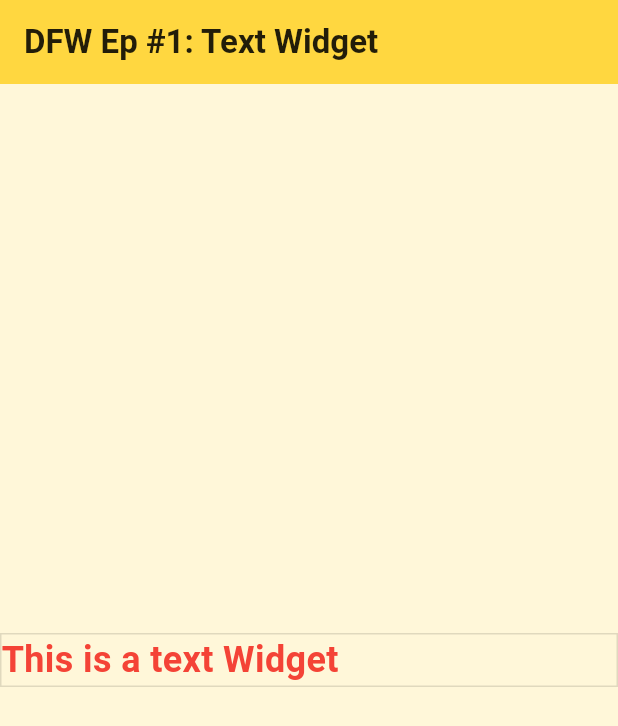
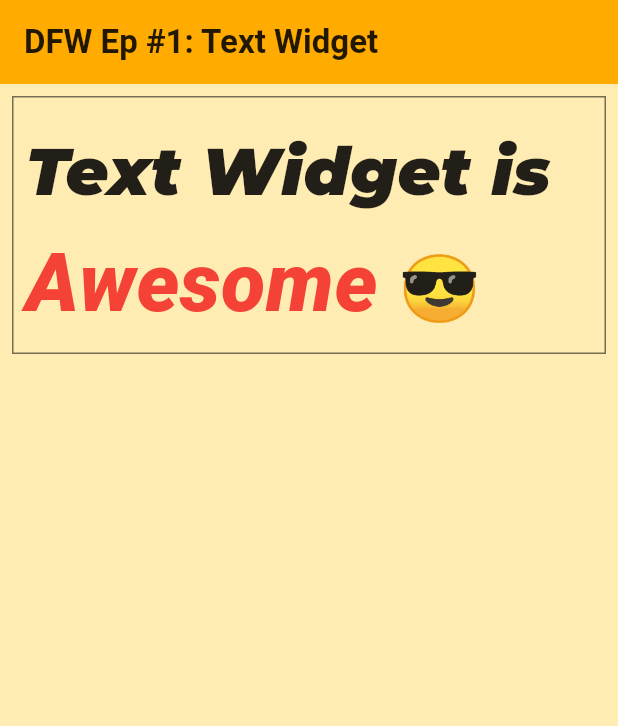
Before and after one commit to Aniket76/flutter_widget, a Flutter app: the screen it shows after launch, on a phone screen of 412 x 824 dp. Shown: the top 726 px of the screen. Run offline on Flutter 3.47's test engine with Material 3 defaults, Android fonts, the phone set to English and light mode, and no system bars; our stand-ins replace google_fonts.

Commit message:
- Text Widget is awesome

```diff
--- a/lib/main.dart
+++ b/lib/main.dart
@@ -5,6 +5,7 @@ import 'package:flutter/material.dart';
 import 'package:flutter/painting.dart';
 import 'package:flutter/rendering.dart';
 import 'package:flutter/services.dart';
+import 'package:google_fonts/google_fonts.dart';
 
 void main() {
   runApp(const MyApp());
@@ -19,13 +20,14 @@ class MyApp extends StatelessWidget {
     return MaterialApp(
       title: 'Flutter Widget',
       theme: ThemeData(
-        colorScheme: ColorScheme.fromSeed(seedColor: Colors.greenAccent),
+        brightness: Brightness.light,
+        colorScheme: ColorScheme.fromSeed(seedColor: Colors.red),
         useMaterial3: true,
-        textTheme: const TextTheme(
-          //Body Medium
-          bodyLarge: TextStyle(fontSize: 20, color: Colors.red, fontWeight: FontWeight.w700),
-          bodyMedium: TextStyle(fontSize: 32, color: Colors.red, fontWeight: FontWeight.w700),
-        ),
+        // textTheme: const TextTheme(
+        //   //Body Medium
+        //   bodyLarge: TextStyle(fontSize: 20, color: Colors.red, fontWeight: FontWeight.w700),
+        //   bodyMedium: TextStyle(fontSize: 32, color: Colors.red, fontWeight: FontWeight.w700),
+        // ),
       ),
       home: const MyHomePage(title: 'DFW Ep #1: Text Widget'),
     );
@@ -45,7 +47,7 @@ class _MyHomePageState extends State<MyHomePage> {
   @override
   Widget build(BuildContext context) {
     return Scaffold(
-      backgroundColor: Colors.amberAccent.shade200.withOpacity(0.2),
+      backgroundColor: Colors.amber.shade100,
       appBar: AppBar(
         title: Text(
           widget.title,
@@ -55,15 +57,13 @@ class _MyHomePageState extends State<MyHomePage> {
           ),
           textAlign: TextAlign.center,
         ),
-        backgroundColor: Colors.amberAccent.shade200,
+        backgroundColor: Colors.amberAccent.shade700,
       ),
-      body: Center(
-        child: Column(
-          mainAxisAlignment: MainAxisAlignment.center,
-          children: [
-            Container(
-              width: 450,
-              decoration: BoxDecoration(border: Border.all(color: Colors.black12)),
+      body: Container(
+        padding: const EdgeInsets.all(8),
+        margin: const EdgeInsets.all(8),
+        width: double.infinity,
+        decoration: BoxDecoration(border: Border.all(color: Colors.black54)),
         /*
 
         Text Widget Structure
@@ -91,54 +91,45 @@ class _MyHomePageState extends State<MyHomePage> {
         //   'Hello Decoders!!'
         // ),
 
-              // child: Text.rich(
-              //   TextSpan(
-              //     text: 'Hello, ',
-              //     style: TextStyle(
-              //       fontSize: 32,
-              //       color: Colors.green,
-              //       fontWeight: FontWeight.normal
-              //     ),
-              //     children: [
-              //       TextSpan(
-              //         text: 'Aniket!! ',
-              //         style: TextStyle(
-              //           fontSize: 32,
-              //           color: Colors.red,
-              //           fontWeight: FontWeight.bold
-              //         ),
-              //       ),
-              //       TextSpan(
-              //         text: 'How are you?',
-              //         style: TextStyle(
-              //           fontSize: 32,
-              //           color: Colors.black87
-              //         ),
-              //       )
-              //     ]
-              //   )
-              // ),
-
-              child: Text(
-                'This is a text Widget',
-                maxLines: 1,
-                overflow: TextOverflow.ellipsis,
-                style: StyleManager.header.copyWith(
+        child: Text.rich(
+          TextSpan(
+            text: 'Text Widget is',
+            style: StyleManager.header,
+            children: [
+              TextSpan(
+                text: ' Awesome ',
+                style: TextStyle(
+                  fontSize: 54,
                   color: Colors.red,
                 ),
               ),
+              TextSpan(
+                text: '😎',
+                style: TextStyle(
+                    fontStyle: FontStyle.normal
+                )
+              )
+            ]
+          )
         ),
-          ],
-        ),
+
+        // child: Text(
+        //   'This is Boring Text Widget',
+        //   style: TextStyle(
+        //     fontSize: 24,
+        //     color: Colors.grey
+        //   ),
+        // ),
       ),
     );
   }
 }
 
 class StyleManager{
-  static const TextStyle header = TextStyle(
-    fontSize: 24,
-    fontWeight: FontWeight.w700,
-    color: Colors.black87
+  static TextStyle header = GoogleFonts.montserrat(
+    fontSize: 44,
+    fontWeight: FontWeight.w900,
+    color: Colors.black87,
+    fontStyle: FontStyle.italic,
   );
 }
--- a/pubspec.yaml
+++ b/pubspec.yaml
@@ -35,6 +35,7 @@ dependencies:
   # The following adds the Cupertino Icons font to your application.
   # Use with the CupertinoIcons class for iOS style icons.
   cupertino_icons: ^1.0.6
+  google_fonts: ^6.2.1
 
 dev_dependencies:
   flutter_test:
```
Also changed, not shown: pubspec.lock, 2 other files. Lines whose indentation alone changed are shown as unchanged.
